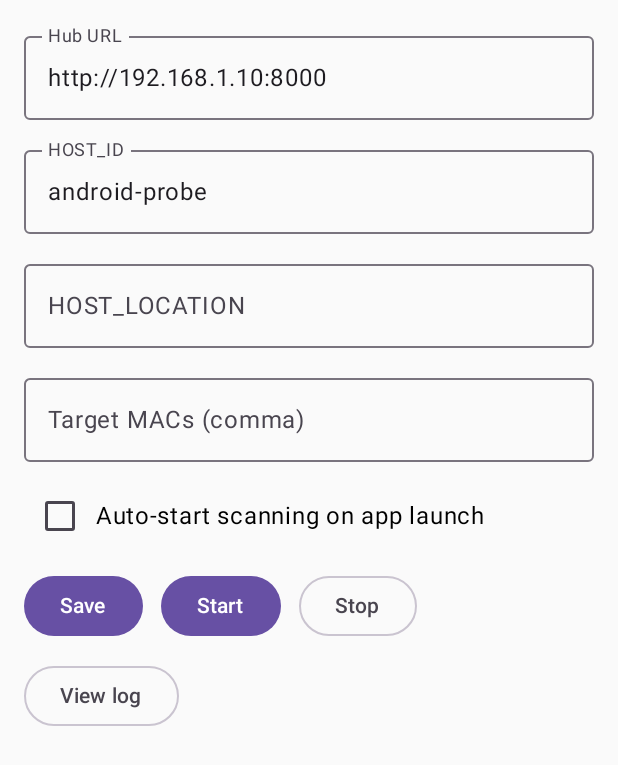
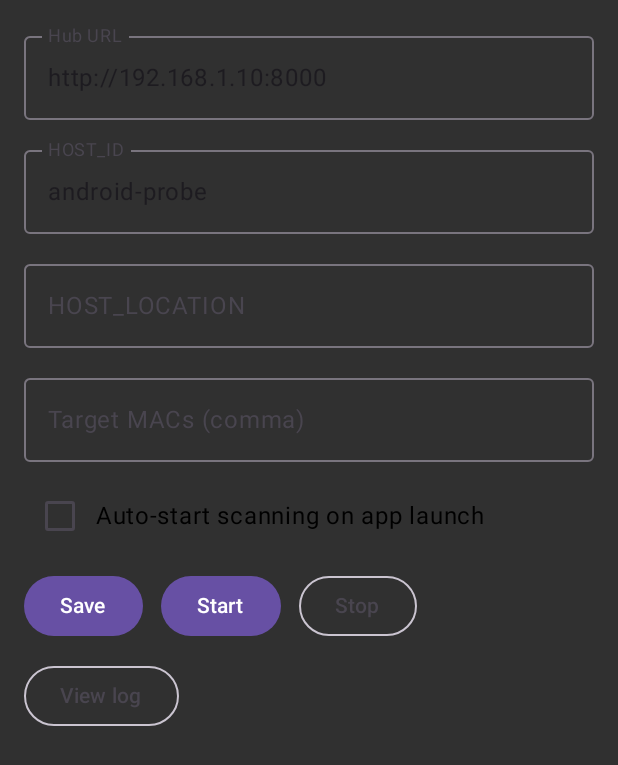
Before and after one commit to ujaklic-cpu/bt-watch, an Android app built with Jetpack Compose: the screen it shows after launch (MainActivity), on a phone screen of 412 x 824 dp. Shown: the top 765 px of the screen. Run offline under Robolectric (Android 15) with nearby library versions, the phone set to English and light mode, and no system bars.

Commit message:
Update theme to support dark mode
Co-authored-by: ujaklic-cpu <231000361+ujaklic-cpu@users.noreply.github.com>

```diff
--- a/android-app/app/src/main/res/values/themes.xml
+++ b/android-app/app/src/main/res/values/themes.xml
@@ -1,5 +1,5 @@
 <resources xmlns:tools="http://schemas.android.com/tools">
-    <style name="Theme.BtWatch" parent="android:Theme.Material.Light.NoActionBar">
-        <item name="android:statusBarColor" tools:targetApi="l">@android:color/white</item>
+    <style name="Theme.BtWatch" parent="android:Theme.Material.NoActionBar">
+        <item name="android:statusBarColor" tools:targetApi="l">@android:color/background_light</item>
     </style>
 </resources>
```
